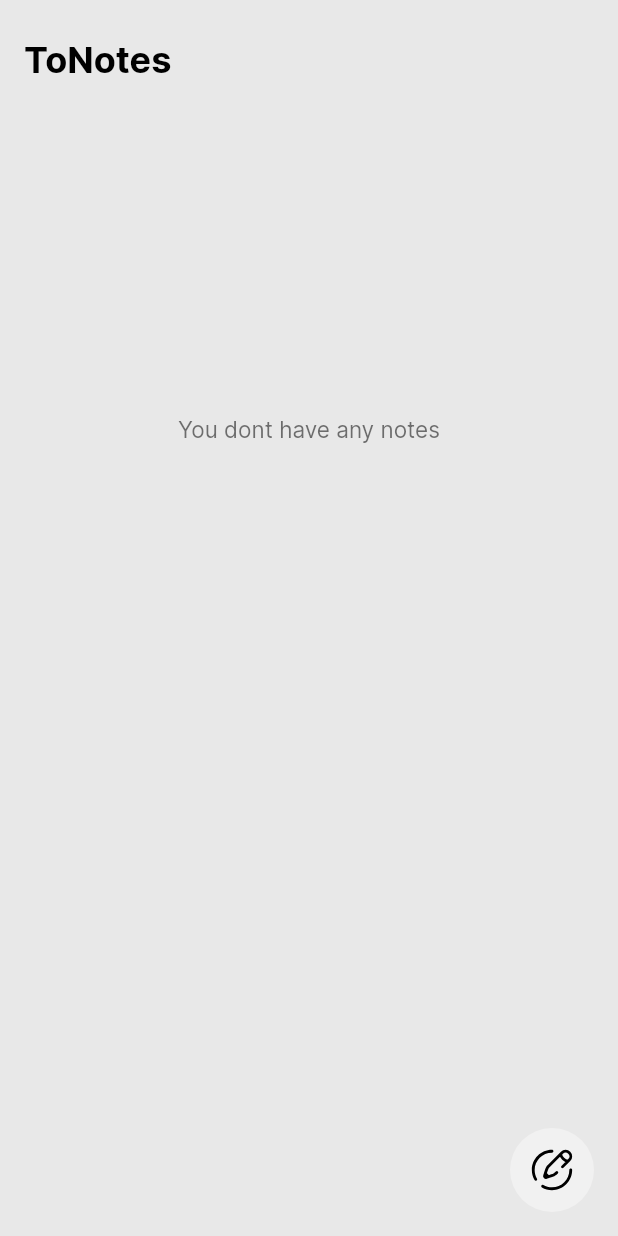
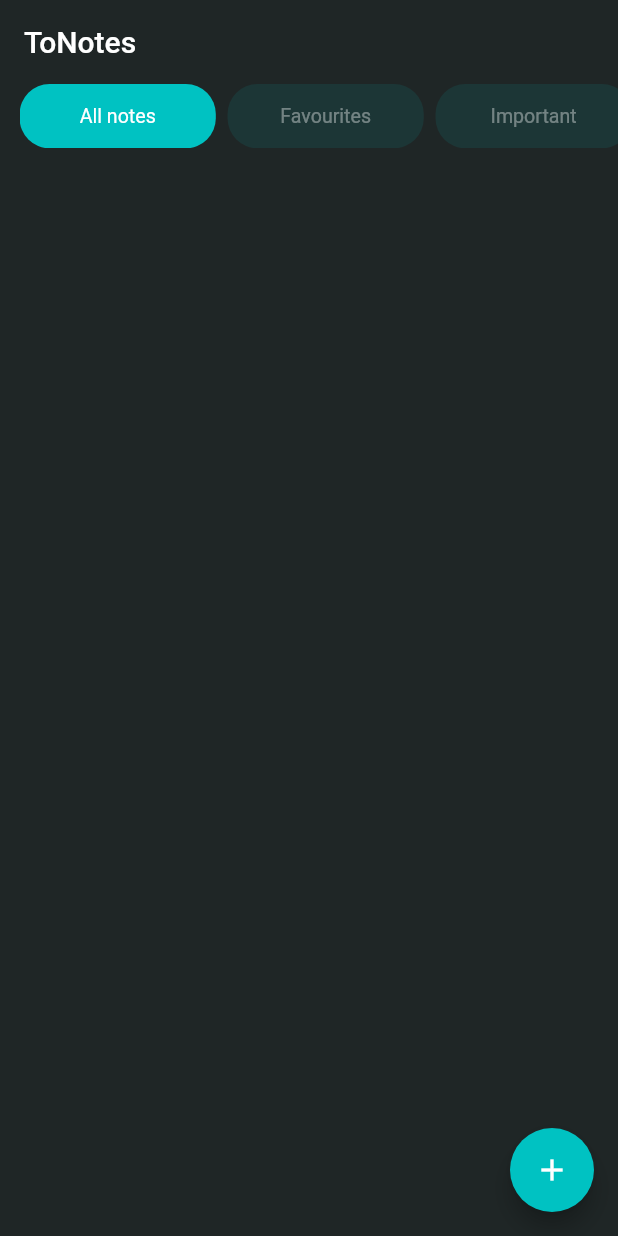
Before and after one commit to Najeer-k11/NoteApp, a Flutter app: the screen it shows after launch, on a phone screen of 412 x 824 dp. Run offline on Flutter 3.47's test engine with Material 2 defaults, Android fonts, the phone set to English and light mode, and no system bars; our stand-ins replace flutter_screenutil, flutter_svg, sqflite; accounts and stored records are empty.

Commit message:
new greenish ui

```diff
--- a/lib/main.dart
+++ b/lib/main.dart
@@ -1,4 +1,4 @@
-
+import 'package:flutter_screenutil/flutter_screenutil.dart';
 import 'package:flutter/material.dart';
 import 'package:todos/screens/home.dart';
 import 'package:todos/themes/themes.dart';
@@ -13,14 +13,14 @@ class MainApp extends StatelessWidget {
 
   @override
   Widget build(BuildContext context) {
-    return MaterialApp(
-      theme: lightTheme ,
-      themeMode: ThemeMode.system ,
-      darkTheme: darkTheme,
-      color: Colors.white,
+    return ScreenUtilInit(
+     builder: (context, child) => const MaterialApp(
+      home: HomePage(),
       debugShowCheckedModeBanner: false,
-      home: HomePage() ,
-
+      themeAnimationCurve: Curves.bounceInOut,
+      themeAnimationDuration: Duration(seconds: 1),
+     ),
+     designSize: const Size(315, 730),
     );
   }
 }
--- a/lib/screens/home.dart
+++ b/lib/screens/home.dart
@@ -1,11 +1,11 @@
-
-
-import 'package:flutter_svg/flutter_svg.dart';
+import 'package:flutter_screenutil/flutter_screenutil.dart';
+import 'package:intl/intl.dart';
+import 'package:intl/intl.dart';
 import 'package:todos/database/fncs.dart';
 import 'package:todos/database/notemodel.dart';
-import 'package:todos/screens/noteview.dart';
 import 'package:flutter/material.dart';
 import 'package:flutter/services.dart';
+import 'package:todos/themes/themes.dart';
 
 class HomePage extends StatefulWidget {
   const HomePage({super.key});
@@ -17,6 +17,8 @@ class HomePage extends StatefulWidget {
 class _HomePageState extends State<HomePage> {
   int idx = 0;
   List<NoteModel> notes = [];
+
+  List<String> tk = ['All notes', 'Favourites', 'Important'];
 
   @override
   void initState() {
@@ -39,7 +41,7 @@ class _HomePageState extends State<HomePage> {
     });
   }
 
-  void upnote(int id,int isliked) async{
+  void upnote(int id, int isliked) async {
     await Functions().likeid(id, isliked);
     notefetch();
   }
@@ -51,137 +53,107 @@ class _HomePageState extends State<HomePage> {
 
   @override
   Widget build(BuildContext context) {
-    double he = MediaQuery.of(context).size.height;
-    double wi = MediaQuery.of(context).size.width;
     return Scaffold(
       appBar: AppBar(
-        toolbarHeight: 80,
-        backgroundColor: Theme.of(context).scaffoldBackgroundColor,
           elevation: 0,
+          backgroundColor: scaffoldbg,
           centerTitle: false,
           systemOverlayStyle: const SystemUiOverlayStyle(
               statusBarColor: Colors.transparent,
               statusBarIconBrightness: Brightness.dark),
-        title : Text(
-          "ToNotes",
-          style: Theme.of(context).textTheme.titleLarge,
-        ),
-      ),
-      backgroundColor: Theme.of(context).scaffoldBackgroundColor,
-      body: RefreshIndicator(
-        onRefresh: () async {
-          notefetch();
-        },
-        child: ListView.builder(
-          padding: const EdgeInsets.symmetric(horizontal: 4),
-          itemCount: notes.isNotEmpty ? notes.length : 1,
-          itemBuilder: (context, i) => notes.isEmpty? Container(
-            height: he/2,
-            child: Center(
-              child: Text('You dont have any notes',style: Theme.of(context).textTheme.bodyMedium,),
-            ),
-          ):
-          Container(
-                height: he /6,
-                width: wi,
-                decoration: BoxDecoration(
-                    color: Theme.of(context).cardColor,
-                    gradient: RadialGradient(
-                      colors: [
-                      Color(notes[i].col).withAlpha(200),
-                      Theme.of(context).cardColor,
-                    ],
-                    radius: 1,tileMode: TileMode.clamp,
-                    center: Alignment.topLeft
-                    ),
-                    borderRadius: BorderRadius.circular(10)),
-                margin: const EdgeInsets.symmetric(
-                horizontal: 6, vertical: 4),
-                padding: EdgeInsets.all(18),
-                child: Stack(children: [
-                  Column(
+          title: const Text(
+            'ToNotes',
+            style: TextStyle(color: Colors.white),
+          )),
+      backgroundColor: scaffoldbg,
+      body: Column(
         crossAxisAlignment: CrossAxisAlignment.start,
         children: [
-                      Text(
-                        notes[i].title,
-                        maxLines: 1,
-                        style: Theme.of(context).textTheme.titleMedium,
-                        overflow: TextOverflow.clip,
-                      ),
           SizedBox(
-                        height: 7,
-                      ),
-                      Expanded(
+            height: 40.h,
+            child: Padding(
+              padding: EdgeInsets.only(left: 10.w, bottom: 2.h),
+              child: ListView.builder(
+                scrollDirection: Axis.horizontal,
+                itemCount: 3,
+                itemBuilder: (context, id) => InkWell(
+                  onTap: () {
+                    setState(() {
+                      idx = id;
+                    });
+                  },
+                  child: Container(
+                    width: 100.w,
+                    margin: EdgeInsets.only(right: 6.w),
+                    decoration: BoxDecoration(
+                        color: idx == id
+                            ? secondarycolor
+                            : secondarycolor.withOpacity(0.1),
+                        borderRadius: BorderRadius.circular(20),),
+                        /// border: idx == id
+                        ///     ? const Border(
+                        ///         top: BorderSide(color: Colors.white, width: 1),
+                        ///         bottom:
+                        ///             BorderSide(color: Colors.white, width: 3),
+                        ///         left: BorderSide(color: Colors.white, width: 3),
+                        ///         right:
+                        ///             BorderSide(color: Colors.white, width: 1))
+                        ///     : const Border(
+                        ///         top: BorderSide.none,
+                        ///         bottom: BorderSide.none,
+                        ///         left: BorderSide.none,
+                        ///         right: BorderSide.none)),
+                    child: Center(
                       child: Text(
-                        notes[i].desc,
-                        maxLines: 2,
-                        style: Theme.of(context).textTheme.bodyMedium,
-                        overflow: TextOverflow.clip,
-                      )),
-                      Text(
-                        notes[i].date,
-                        style: Theme.of(context).textTheme.bodyMedium,
-                      )
-                    ],
-                  ),
-                  Column(children: [
-                    Expanded(child: SizedBox()),
-                    Row(
-                      mainAxisAlignment: MainAxisAlignment.end,
-                      crossAxisAlignment: CrossAxisAlignment.end,
-                      children: [
-                        InkWell(
-                          onTap: (){
-                            int val = notes[i].isliked == 1 ? 0 : 1 ;
-                            upnote(notes[i].id, val);
-                          },
-
-                          child: Container(
-                              height: 30,
-                              child: SvgPicture.asset(
-                                notes[i].isliked == 1 ?'assets/favf.svg':'assets/favo.svg',
-                                height: 24,
-                                color: notes[i].isliked == 1 ?Colors.red: Theme.of(context).iconTheme.color,
+                        tk[id],
+                        style: TextStyle(
+                            fontSize: 10.sp,
+                            color: idx == id ? Colors.white : Colors.white38),
                       ),
                     ),
                   ),
-                        SizedBox(width: wi*0.05,),
-                        InkWell(
-                            onTap: (){
-                              dtnote(notes[i].id);
+                ),
+              ),
+            ),
+          ),
+          Expanded(
+            child: Container(
+              height: MediaQuery.of(context).size.height,
+              width: MediaQuery.of(context).size.width,
+              margin: EdgeInsets.symmetric(horizontal: 10.w),
+              child: ListView.builder(
+                physics: const BouncingScrollPhysics(),
+                scrollDirection: Axis.vertical,
+                itemCount: notes.length,
+                itemBuilder: (context, id) => InkWell(
+                  onLongPress: (){
+                    dtnote(notes[id].id);
                   },
                   child: Container(
-                              height: 30,
-                              child: SvgPicture.asset(
-                                'assets/delete.svg',
-                                height: 24,
-                                color: Theme.of(context).iconTheme.color,
+                    height: 65.h,
+                    width: 290.w,
+                    margin: EdgeInsets.symmetric(vertical: 4.h),
+                    padding: EdgeInsets.symmetric(vertical: 4.h,horizontal: 6.w),
+                    decoration: BoxDecoration(
+                      color: primarycolor,
+                      borderRadius: BorderRadius.circular(10),
+                    ),
+                    child: Text(notes[id].title,style: TextStyle(
+                      color: textdark.withOpacity(0.8),
+                      fontSize: 13.sp
+                    ),
+                    ),
+                  ),
+                ),
               ),
             ),
           ),
         ],
       ),
-                  ]),
-                ]),
-              ),
-        ),
-      ),
       floatingActionButton: FloatingActionButton(
-        onPressed: () {
-          Navigator.push(
-            context,
-            MaterialPageRoute(
-              builder: (context) => Noteeditor(),
-            ),
-          );
-        },
-        elevation: 0,
-        backgroundColor: Theme.of(context).cardColor.withOpacity(0.4),
-        child: SvgPicture.asset(
-          'assets/note.svg',
-          height: 30,
-          color: Theme.of(context).iconTheme.color,
-        ),
+        backgroundColor: secondarycolor,
+        onPressed: () {},
+        child: Icon(Icons.add),
       ),
     );
   }
--- a/lib/themes/themes.dart
+++ b/lib/themes/themes.dart
@@ -1,71 +1,11 @@
-
 import 'package:flutter/material.dart';
 
-const noteb = TextTheme(
-  titleLarge: TextStyle(
-    fontFamily: 'Inter',
-    fontSize: 24,
-    fontWeight: FontWeight.bold,
-    color: Colors.white
-  ),
-  titleMedium: TextStyle(
-    fontFamily: 'Inter',
-    fontSize: 16,
-    color: Color(0xfff1f1f1),
-    fontWeight: FontWeight.bold
-  ),
-  bodyMedium: TextStyle(
-    fontFamily: 'Inter',
-    fontSize: 15,
-    color: Color.fromARGB(255, 182, 182, 182)
-  )
-);
 
+const scaffoldbg = Color(0xff1f2626);
+const primarycolor = Color(0xff004646);
+const secondarycolor = Color(0xff00c2c2);
 
-const notel = TextTheme(
-  titleLarge: TextStyle(
-    fontFamily: 'Inter',
-    fontSize: 24,
-    fontWeight: FontWeight.bold,
-    color: Colors.black
-  ),
-  titleMedium: TextStyle(
-    fontFamily: 'Inter',
-    fontSize: 16,
-    color: Colors.black,
-    fontStyle: FontStyle.normal,
-    fontWeight: FontWeight.bold
-  ),
-  bodyMedium: TextStyle(
-    fontFamily: 'Inter',
-    fontSize: 15,
-    color: Color.fromARGB(159, 33, 33, 33)
-  )
-);
-
-
-
-
-ThemeData darkTheme = ThemeData(
-  scaffoldBackgroundColor: const Color(0xff222222),
-  cardColor: const Color(0xff1b1b1b),
-  textTheme: noteb,
-  iconTheme: const IconThemeData(
-    color: Colors.white,
-    size: 10
-  ),
-  highlightColor: Color.fromARGB(255, 62, 62, 64)
-
-);
-
-
-ThemeData lightTheme = ThemeData(
-  scaffoldBackgroundColor: const Color(0xffe8e8e8),
-  cardColor: const Color(0xfffffefe),
-  textTheme: notel,
-  iconTheme: const IconThemeData(
-    color: Colors.black,
-    size: 10
-  ),
-  highlightColor: Color.fromARGB(249, 211, 211, 218)
-);
+const textdark = Color(0xffffffff);
+const textlight = Color(0xff121232);
+const textshade2light = Colors.black45;
+const textshade2dark = Colors.white60;
--- a/pubspec.yaml
+++ b/pubspec.yaml
@@ -7,9 +7,9 @@ environment:
   sdk: '>=3.0.2 <4.0.0'
 
 dependencies:
-  ficonsax: ^0.0.3
   flutter:
     sdk: flutter
+  flutter_screenutil: ^5.8.4
   flutter_svg: ^2.0.7
   google_fonts: ^5.1.0
   intl: ^0.18.1
```
Also changed, not shown: pubspec.lock. Lines whose indentation alone changed are shown as unchanged.
